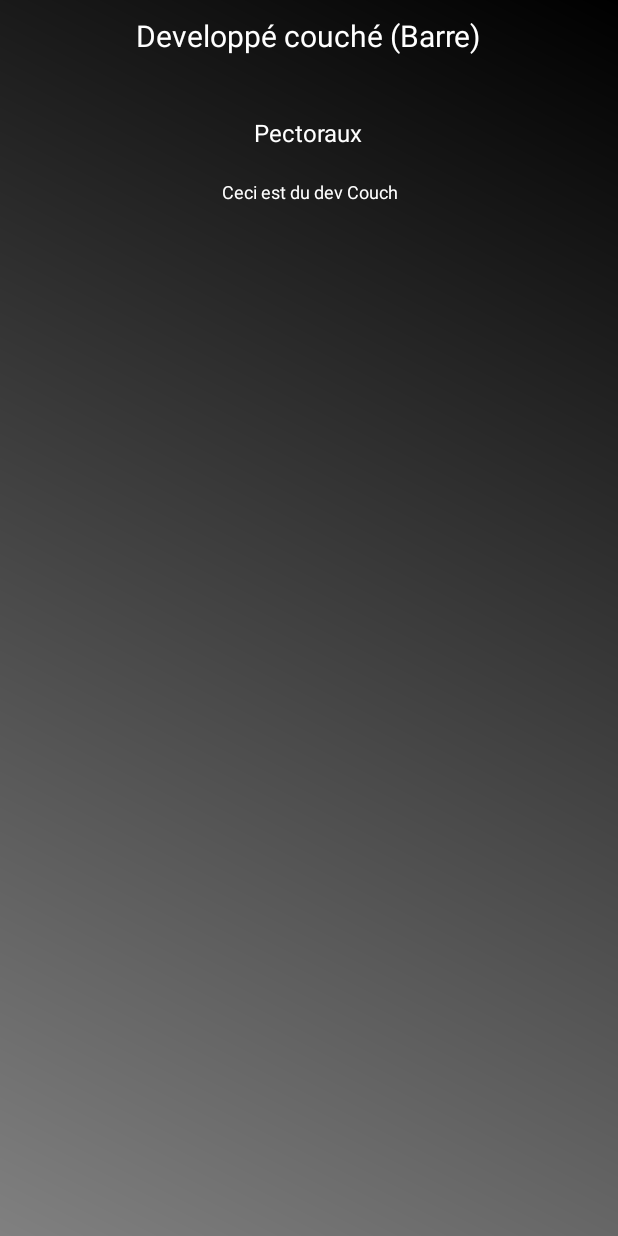
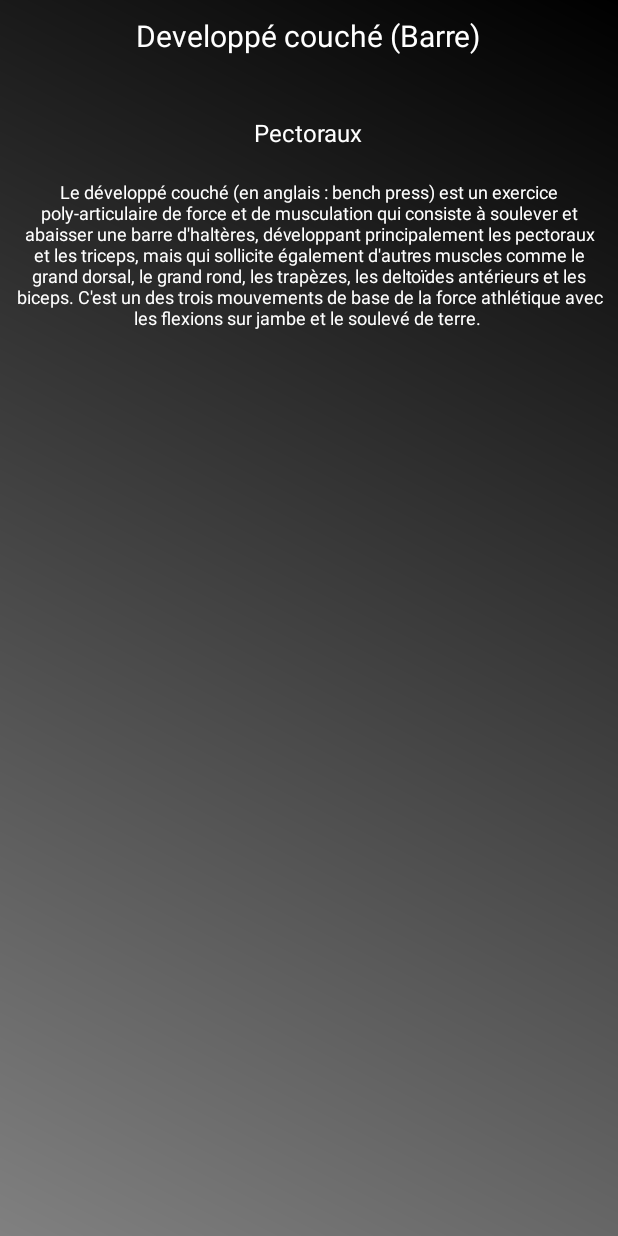
Before and after one commit to RenoultF/Xceed, an Android app: the fragment ExerciceFragment shown on its own in the app's theme, after a tap on an icon or button, on a phone screen of 412 x 824 dp. Run offline under Robolectric (Android 15) with nearby library versions, the phone set to English and light mode, and no system bars; 2 statements that could not run were skipped.

Commit message:
add descriptions

```diff
--- a/app/src/main/java/com/example/xceed/ui/exercice/ExerciceFragment.java
+++ b/app/src/main/java/com/example/xceed/ui/exercice/ExerciceFragment.java
@@ -99,11 +99,11 @@ public class ExerciceFragment extends Fragment {
         lstbtnadd.add((Button) root.findViewById(R.id.button29));
         lstbtnadd.add((Button) root.findViewById(R.id.button30));
         //ajout des exercice
-        listExercice.add(new Exercice("Developpé couché (Barre)","Ceci est du dev Couch",R.drawable.gif_dc,"Pectoraux",4,12,R.drawable.img_dev_couch));
-        listExercice.add(new Exercice("Developpé couché incliné (Barre)","Ceci est du dev Couch incliné",R.drawable.gif_devinc,"Pectoraux (Haut)",4,12,R.drawable.dev_couch_incline));
-        listExercice.add(new Exercice("Developpé couché décliné (Barre)","Ceci est du dev Couch décliné",R.drawable.gif_devdec, "Pectoraux (Bas)",4,12,R.drawable.dev_couch_decli));
-        listExercice.add(new Exercice("Pompe","Ceci est des pompe",R.drawable.gif_pompes, "Pectoraux",4,12,R.drawable.pompe));
-        listExercice.add(new Exercice("Ecarté (Haltere)","Ceci est de l'écarté",R.drawable.gif_ecarte, "Pectoraux",4,12,R.drawable.ecarte_haltere));
+        listExercice.add(new Exercice("Developpé couché (Barre)","Le développé couché (en anglais : bench press) est un exercice poly-articulaire de force et de musculation qui consiste à soulever et abaisser une barre d'haltères, développant principalement les pectoraux et les triceps, mais qui sollicite également d'autres muscles comme le grand dorsal, le grand rond, les trapèzes, les deltoïdes antérieurs et les biceps. C'est un des trois mouvements de base de la force athlétique avec les flexions sur jambe et le soulevé de terre. ",R.drawable.gif_dc,"Pectoraux",4,12,R.drawable.img_dev_couch));
+        listExercice.add(new Exercice("Developpé couché incliné (Barre)","Le développé incliné est une variante du développé couché où le banc est incliné (tête plus haute que le torse) pour mettre l'accent sur le haut de la poitrine (pectoraux) et les épaules (deltoïdes). Cet exercice de musculation aide à bâtir une poitrine plus complète et mieux équilibrée. ",R.drawable.gif_devinc,"Pectoraux (Haut)",4,12,R.drawable.dev_couch_incline));
+        listExercice.add(new Exercice("Developpé couché décliné (Barre)","Le développé décliné est une variante du développé couché où le banc est décliné (tête plus basse que le torse) pour mettre l'accent sur la partie basse et moyenne (pectoraux), et dans une moindre mesure le deltoïde antérieur et les muscles du bras (triceps)1. Cet exercice de musculation aide à bâtir une poitrine plus complète et mieux équilibrée. C'est l'exercice de base pour les personnes ayant des clavicules longues, des longs avant-bras et une petite cage thoracique. ",R.drawable.gif_devdec, "Pectoraux (Bas)",4,12,R.drawable.dev_couch_decli));
+        listExercice.add(new Exercice("Pompe","La pompe est un exercice physique de musculation qui sollicite principalement le grand pectoral, le deltoïde et les triceps. Cet exercice est populaire car il peut être pratiqué n'importe où, ne nécessitant pas de matériel. ",R.drawable.gif_pompes, "Pectoraux",4,12,R.drawable.pompe));
+        listExercice.add(new Exercice("Ecarté (Haltere)","Les écartés avec haltères permettent d’isoler les muscles pectoraux. Ce mouvement avec haltères vous permet de travailler avec une amplitude maximum qui vous permet de bien étirer les muscles de la poitrine.",R.drawable.gif_ecarte, "Pectoraux",4,12,R.drawable.ecarte_haltere));
         listExercice.add(new Exercice("Ecarté (Poulie)","Ceci est de l'écarté poulie",R.drawable.gif_ecarte_poulie, "Pectoraux",4,12,R.drawable.ecarte_poulie));
         listExercice.add(new Exercice("Developpé couché Haltere","Ceci est de du dev couch haltere",R.drawable.gif_dc, "Pectoraux",4,12,R.drawable.dev_couch_haltere));
         listExercice.add(new Exercice("Developpé incliné Haltere","Ceci est de du dev couch haltere",R.drawable.gif_developpe_incline_haltere, "Pectoraux (Haut)",4,12,R.drawable.dev_couch_incli_haltere));
```
